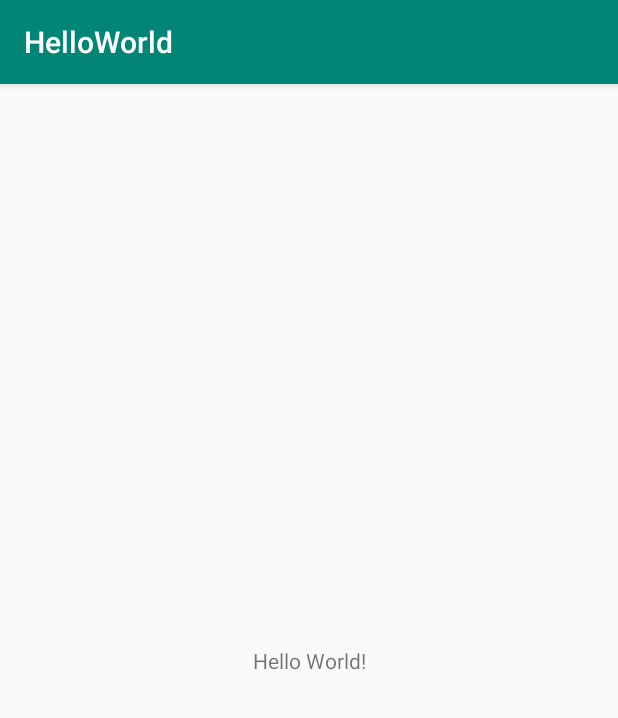
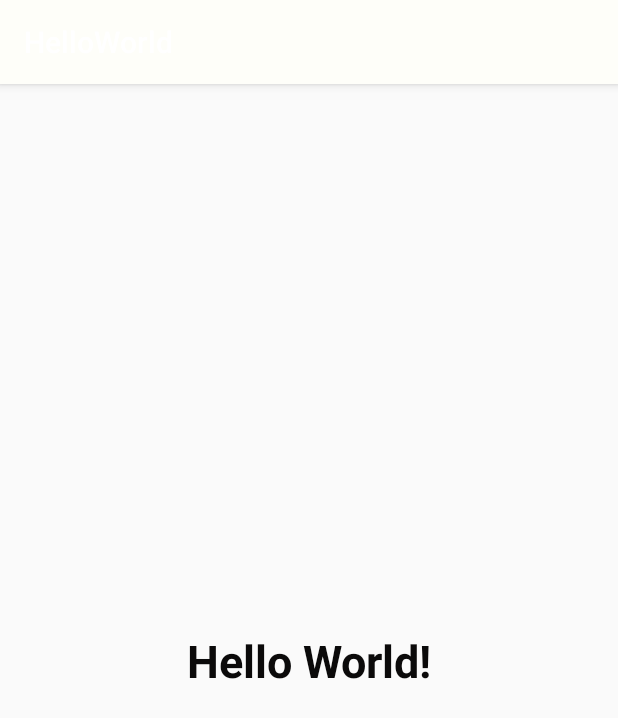
Before and after one commit to Upendrakhadka10/TBCHelloWorld, an Android app: the screen it shows after launch (MainActivity), on a phone screen of 412 x 824 dp. Shown: the top 718 px of the screen. Run offline under Robolectric (Android 15) with nearby library versions, the phone set to English and light mode, and no system bars.

Commit message:
modifying layout

```diff
--- a/app/src/main/res/layout/activity_main.xml
+++ b/app/src/main/res/layout/activity_main.xml
@@ -10,6 +10,9 @@
         android:layout_width="wrap_content"
         android:layout_height="wrap_content"
         android:text="Hello World!"
+        android:textColor="@color/colorAccent"
+        android:textSize="30sp"
+        android:textStyle="bold"
         app:layout_constraintBottom_toBottomOf="parent"
         app:layout_constraintLeft_toLeftOf="parent"
         app:layout_constraintRight_toRightOf="parent"
--- a/app/src/main/res/values/colors.xml
+++ b/app/src/main/res/values/colors.xml
@@ -1,6 +1,6 @@
 <?xml version="1.0" encoding="utf-8"?>
 <resources>
-    <color name="colorPrimary">#008577</color>
+    <color name="colorPrimary">#FEFEF9</color>
     <color name="colorPrimaryDark">#00574B</color>
-    <color name="colorAccent">#D81B60</color>
+    <color name="colorAccent">#0B0A0A</color>
 </resources>
```
